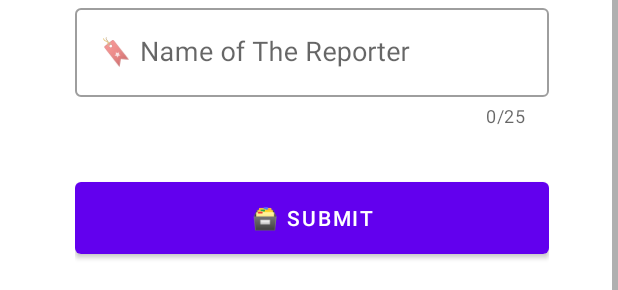
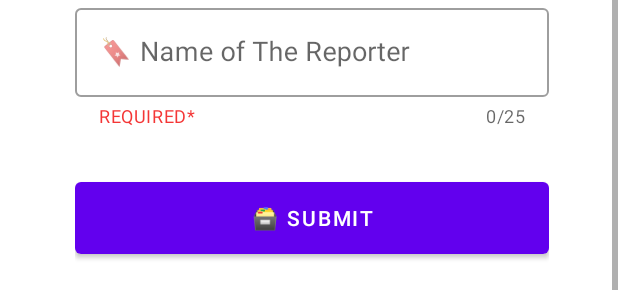
Before and after one commit to hathaiviet411/android-data-validation-app, an Android app: the layout activity_main.xml on its own in the app's theme, with its tools: preview values and no code run, scrolled down 180 dp, on a phone screen of 412 x 824 dp. Shown: the part 943-1233 px from the top of the screen. Run offline under Robolectric (Android 15) with nearby library versions, the phone set to English and light mode, and no system bars.

Commit message:
[Android] - Udapted.

```diff
--- a/app/src/main/res/layout/activity_main.xml
+++ b/app/src/main/res/layout/activity_main.xml
@@ -164,6 +164,8 @@
             android:layout_width="match_parent"
             android:layout_height="match_parent"
             android:layout_marginTop="10dp"
+            app:helperText="REQUIRED*"
+            app:helperTextTextColor="@color/red"
             app:counterEnabled="true"
             app:counterMaxLength="25"
             app:endIconMode="clear_text"
```
